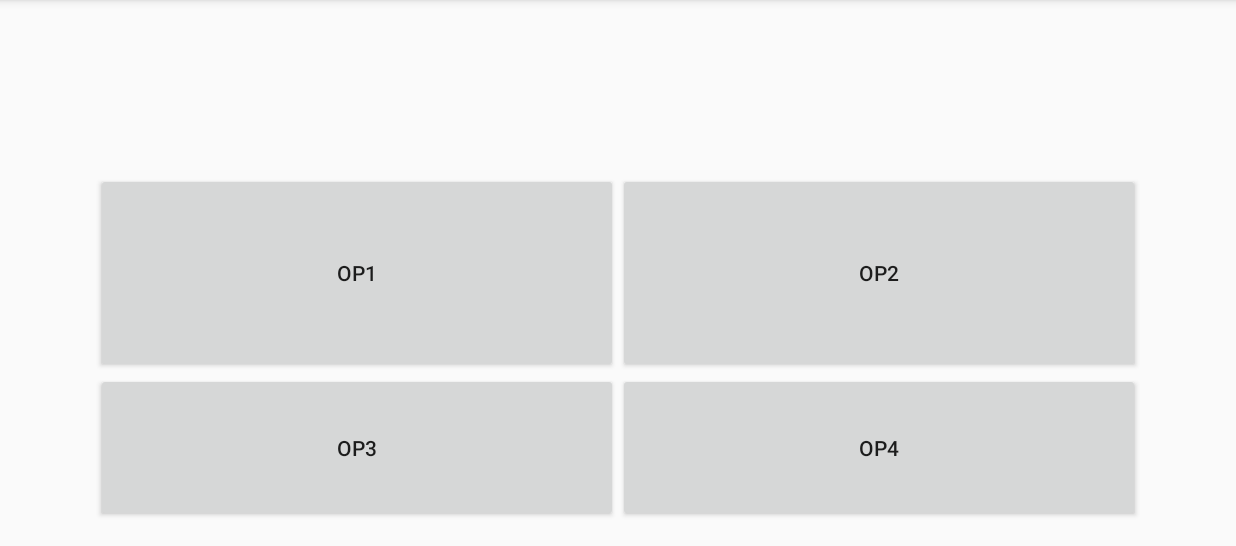
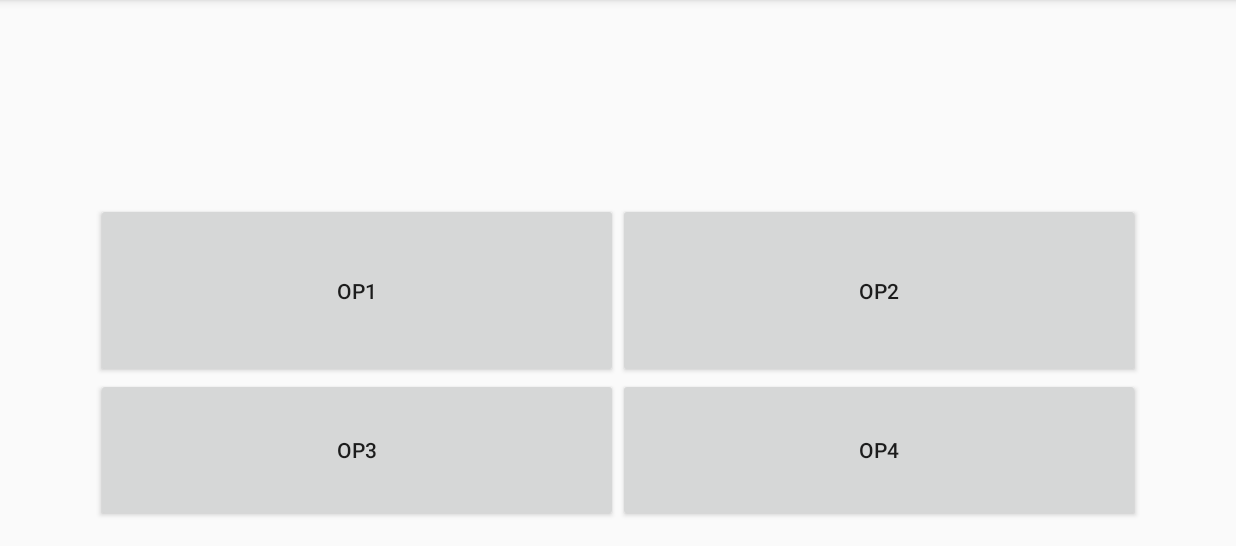
Before and after one commit to lagwy/APIS-Te, an Android app: the Pregunta screen opened directly, with no data from a screen before it, on a phone screen of 824 x 412 dp (held sideways), the part 72-618 px from its top. Run offline under Robolectric (Android 15) with nearby library versions, the phone set to English and light mode, and no system bars; 7 statements that could not run were skipped.

Commit message:
Logo ajustado, así como la interfaz durante la actividad Pregunta ahora están bien colocados los botones.

```diff
--- a/app/src/main/AndroidManifest.xml
+++ b/app/src/main/AndroidManifest.xml
@@ -6,7 +6,7 @@
 
     <application
         android:allowBackup="true"
-        android:icon="@mipmap/ic_launcher"
+        android:icon="@mipmap/teaville_logo"
         android:label="@string/app_name"
         android:supportsRtl="true"
         android:theme="@style/AppTheme">
--- a/app/src/main/res/layout/activity_pregunta.xml
+++ b/app/src/main/res/layout/activity_pregunta.xml
@@ -19,26 +19,25 @@
 
     <TextView
         android:layout_width="wrap_content"
-        android:layout_height="200px"
+        android:layout_height="150px"
         android:textAppearance="?android:attr/textAppearanceLarge"
         android:text="Descripcion"
         android:id="@+id/descripcionPreguntaTV"
         android:layout_below="@+id/tituloPreguntaTV"
-        android:layout_centerHorizontal="true"
-        android:layout_marginTop="25dp" />
+        android:layout_centerHorizontal="true" />
 
     <Button
         android:layout_width="wrap_content"
-        android:layout_height="200px"
+        android:layout_height="175px"
         android:text="Op1"
         android:id="@+id/firstOptionBtn"
-        android:layout_centerVertical="true"
         android:layout_alignParentStart="true"
-        android:layout_toStartOf="@+id/tituloPreguntaTV" />
+        android:layout_toStartOf="@+id/tituloPreguntaTV"
+        android:layout_below="@+id/descripcionPreguntaTV" />
 
     <Button
         android:layout_width="wrap_content"
-        android:layout_height="200px"
+        android:layout_height="175px"
         android:text="Op2"
         android:id="@+id/secondOptionBtn"
         android:layout_alignTop="@+id/firstOptionBtn"
@@ -47,7 +46,7 @@
 
     <Button
         android:layout_width="wrap_content"
-        android:layout_height="200px"
+        android:layout_height="175px"
         android:text="Op3"
         android:id="@+id/thirdOptionBtn"
         android:layout_below="@+id/firstOptionBtn"
@@ -56,7 +55,7 @@
 
     <Button
         android:layout_width="wrap_content"
-        android:layout_height="200px"
+        android:layout_height="175px"
         android:text="Op4"
         android:id="@+id/fourthOptionBtn"
         android:layout_alignTop="@+id/thirdOptionBtn"
```
Also changed, not shown: app/src/main/res/layout/activity_main.xml (+4 -3 lines), app/src/main/res/mipmap-mdpi/teaville_logo.png.
